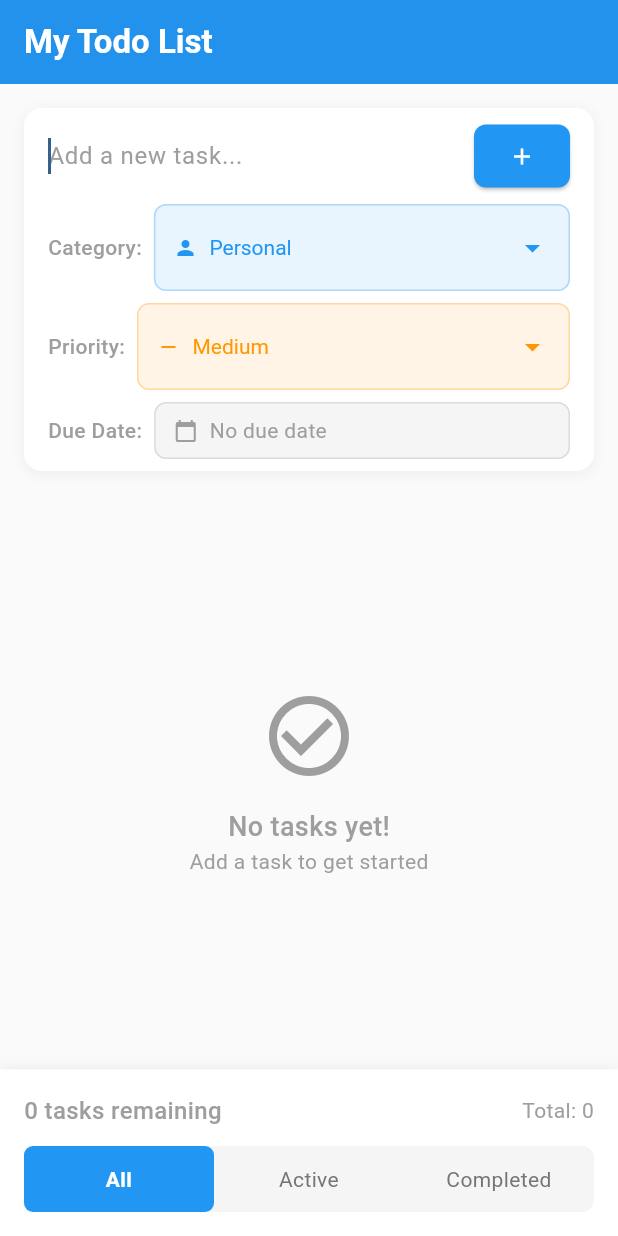
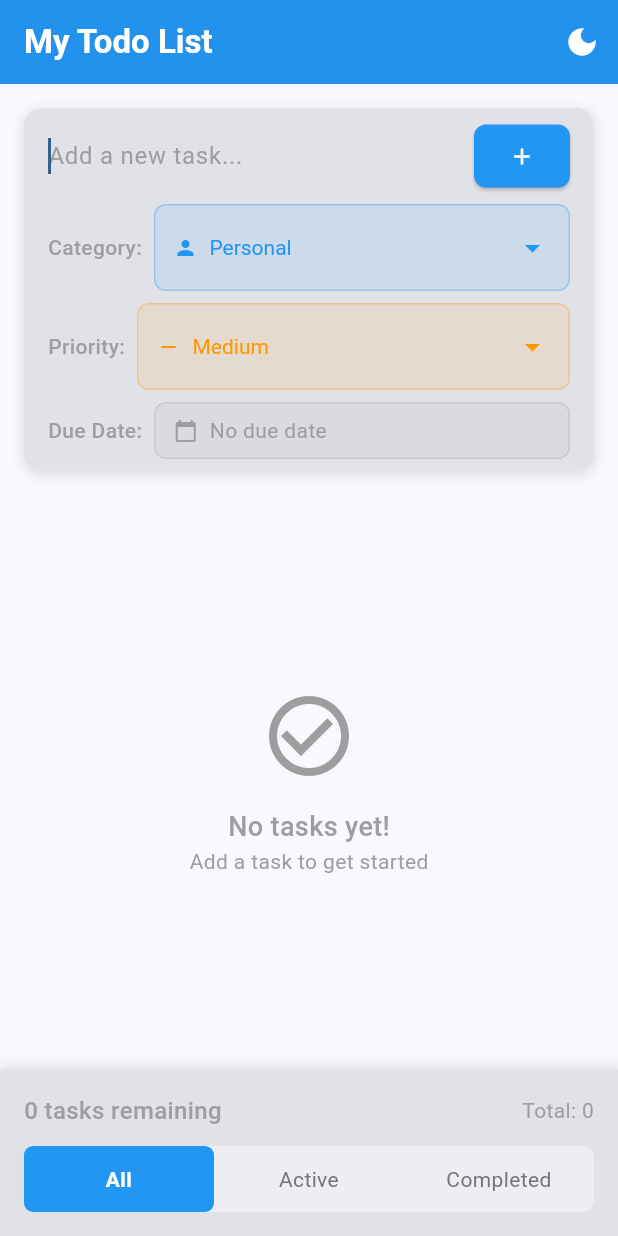
Before and after one commit to ai77a2z/flutter-todo-app, a Flutter app: the screen it shows after launch, on a phone screen of 412 x 824 dp. Run offline on Flutter 3.47's test engine with Material 3 defaults, Android fonts, the phone set to English and light mode, and no system bars; our stand-ins replace shared_preferences.

Commit message:
Add beautiful dark mode with theme toggle
Features added:
- Dark/Light mode toggle button in app bar
- Persistent theme preference with SharedPreferences
- Beautiful Material Design 3 dark theme
- Theme-aware color system:
  * Surface containers adapt to theme
  * Text colors adjust automatically
  * Shadow colors work in both modes
  * Filter tabs styled for each theme

UI improvements:
- Toggle button with moon/sun icons
- Smooth theme transitions
- Proper contrast in both modes
- Theme consistency across all components
- Elegant dark color scheme with blue accent
- Tooltips for accessibility (Switch to Light/Dark Mode)

Technical implementation:
- StatefulWidget for theme management
- ColorScheme.fromSeed for consistent theming
- Theme.of(context).colorScheme for dynamic colors
- Material 3 design system compliance

```diff
--- a/lib/main.dart
+++ b/lib/main.dart
@@ -6,18 +6,63 @@
   runApp(const TodoApp());
 }
 
-class TodoApp extends StatelessWidget {
+class TodoApp extends StatefulWidget {
   const TodoApp({super.key});
+
+  @override
+  State<TodoApp> createState() => _TodoAppState();
+}
+
+class _TodoAppState extends State<TodoApp> {
+  ThemeMode _themeMode = ThemeMode.light;
+
+  @override
+  void initState() {
+    super.initState();
+    _loadThemeMode();
+  }
+
+  Future<void> _loadThemeMode() async {
+    final prefs = await SharedPreferences.getInstance();
+    final isDark = prefs.getBool('isDarkMode') ?? false;
+    setState(() {
+      _themeMode = isDark ? ThemeMode.dark : ThemeMode.light;
+    });
+  }
+
+  Future<void> _toggleTheme() async {
+    final prefs = await SharedPreferences.getInstance();
+    setState(() {
+      _themeMode = _themeMode == ThemeMode.light
+          ? ThemeMode.dark
+          : ThemeMode.light;
+    });
+    await prefs.setBool('isDarkMode', _themeMode == ThemeMode.dark);
+  }
 
   @override
   Widget build(BuildContext context) {
     return MaterialApp(
       title: 'My Todo App',
+      themeMode: _themeMode,
       theme: ThemeData(
-        colorScheme: ColorScheme.fromSeed(seedColor: Colors.blue),
+        colorScheme: ColorScheme.fromSeed(
+          seedColor: Colors.blue,
+          brightness: Brightness.light,
+        ),
         useMaterial3: true,
       ),
-      home: const TodoHomePage(),
+      darkTheme: ThemeData(
+        colorScheme: ColorScheme.fromSeed(
+          seedColor: Colors.blue,
+          brightness: Brightness.dark,
+        ),
+        useMaterial3: true,
+      ),
+      home: TodoHomePage(
+        onThemeToggle: _toggleTheme,
+        isDarkMode: _themeMode == ThemeMode.dark,
+      ),
     );
   }
 }
@@ -212,7 +257,10 @@
 }
 
 class TodoHomePage extends StatefulWidget {
-  const TodoHomePage({super.key});
+  final VoidCallback onThemeToggle;
+  final bool isDarkMode;
+
+  const TodoHomePage({super.key, required this.onThemeToggle, required this.isDarkMode});
 
   @override
   State<TodoHomePage> createState() => _TodoHomePageState();
@@ -451,8 +499,10 @@
 
   @override
   Widget build(BuildContext context) {
+    final colorScheme = Theme.of(context).colorScheme;
+
     return Scaffold(
-      backgroundColor: Colors.grey[50],
+      backgroundColor: colorScheme.surface,
       appBar: AppBar(
         title: const Text(
           'My Todo List',
@@ -461,6 +511,16 @@
         backgroundColor: Colors.blue,
         foregroundColor: Colors.white,
         elevation: 2,
+        actions: [
+          IconButton(
+            onPressed: widget.onThemeToggle,
+            icon: Icon(
+              widget.isDarkMode ? Icons.light_mode : Icons.dark_mode,
+              color: Colors.white,
+            ),
+            tooltip: widget.isDarkMode ? 'Switch to Light Mode' : 'Switch to Dark Mode',
+          ),
+        ],
       ),
       body: Column(
         children: [
@@ -469,11 +529,11 @@
             margin: const EdgeInsets.all(16),
             padding: const EdgeInsets.symmetric(horizontal: 16, vertical: 8),
             decoration: BoxDecoration(
-              color: Colors.white,
+              color: colorScheme.surfaceContainerHighest,
               borderRadius: BorderRadius.circular(12),
               boxShadow: [
                 BoxShadow(
-                  color: Colors.grey.withOpacity(0.1),
+                  color: colorScheme.shadow.withOpacity(0.1),
                   spreadRadius: 1,
                   blurRadius: 6,
                   offset: const Offset(0, 2),
@@ -752,11 +812,11 @@
                       return Container(
                         margin: const EdgeInsets.only(bottom: 8),
                         decoration: BoxDecoration(
-                          color: Colors.white,
+                          color: colorScheme.surfaceContainerHighest,
                           borderRadius: BorderRadius.circular(8),
                           boxShadow: [
                             BoxShadow(
-                              color: Colors.grey.withOpacity(0.1),
+                              color: colorScheme.shadow.withOpacity(0.1),
                               spreadRadius: 1,
                               blurRadius: 4,
                               offset: const Offset(0, 1),
@@ -818,8 +878,8 @@
                                                       ? TextDecoration.lineThrough
                                                       : TextDecoration.none,
                                                   color: task.isCompleted
-                                                      ? Colors.grey
-                                                      : Colors.black87,
+                                                      ? colorScheme.onSurface.withOpacity(0.6)
+                                                      : colorScheme.onSurface,
                                                   fontSize: 16,
                                                 ),
                                               ),
@@ -987,10 +1047,10 @@
           Container(
             padding: const EdgeInsets.all(16),
             decoration: BoxDecoration(
-              color: Colors.white,
+              color: colorScheme.surfaceContainerHighest,
               boxShadow: [
                 BoxShadow(
-                  color: Colors.grey.withOpacity(0.1),
+                  color: colorScheme.shadow.withOpacity(0.1),
                   spreadRadius: 1,
                   blurRadius: 6,
                   offset: const Offset(0, -2),
@@ -1024,7 +1084,7 @@
                 // Filter Tabs
                 Container(
                   decoration: BoxDecoration(
-                    color: Colors.grey[100],
+                    color: colorScheme.surfaceContainer,
                     borderRadius: BorderRadius.circular(8),
                   ),
                   child: Row(
```
